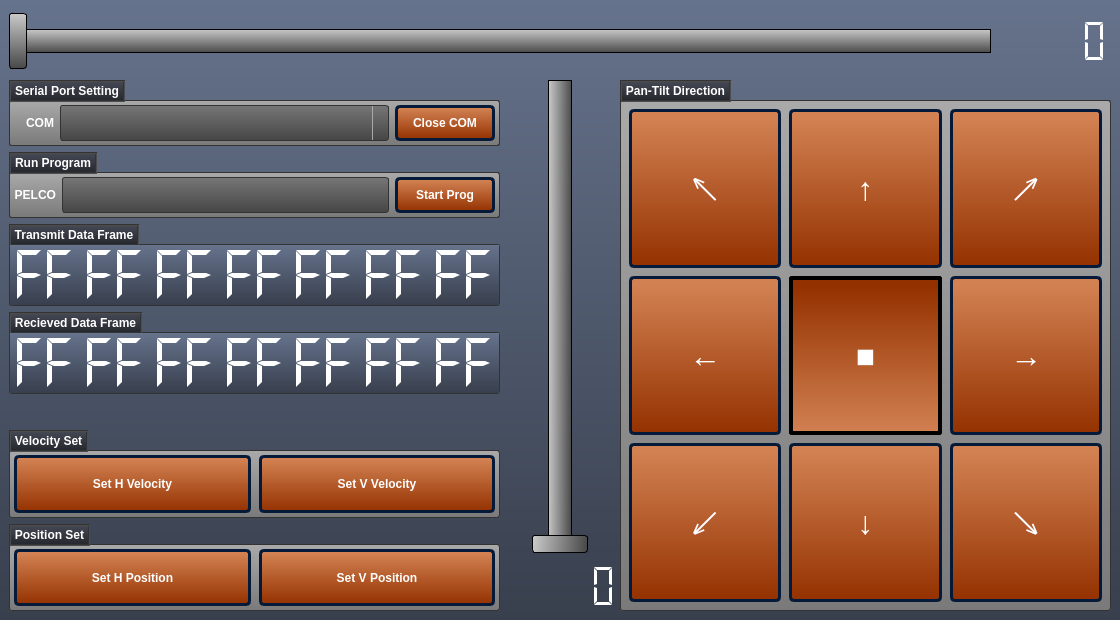
byteTravell3r/Pelco-D_Controller_Py, file PelcoController_Qt.ui: the form before one commit.
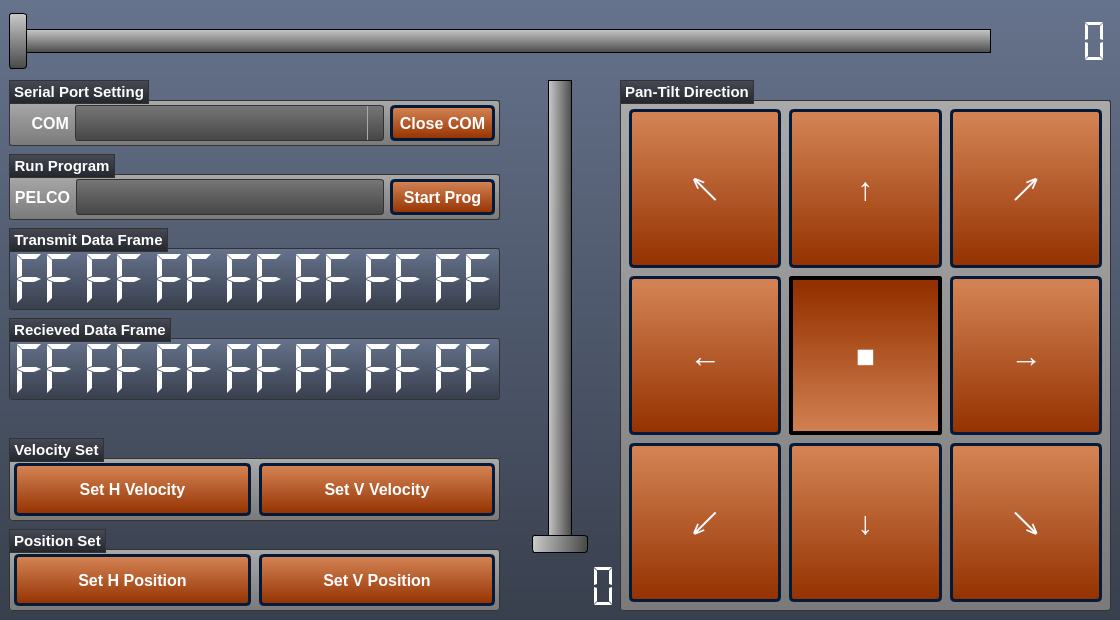
The form after the commit. Icons and pictures are not drawn.

```diff
--- a/PelcoController_Qt.ui
+++ b/PelcoController_Qt.ui
@@ -513,7 +513,7 @@
 {
     background-color: qlineargradient(spread:repeat, x1:1, y1:0, x2:1, y2:1, stop:0 rgba(71, 75, 87, 255),stop:1 rgba(35, 37, 43, 255));
     color: #ffffff;
-    border: 2px groove #333333;
+    border: 1px groove #333333;
     subcontrol-origin: margin;
     subcontrol-position: top left;
     padding: 2px;
@@ -1292,10 +1292,17 @@
       <item>
        <layout class="QVBoxLayout" name="verticalLayout_2">
         <property name="spacing">
-         <number>6</number>
+         <number>8</number>
         </property>
         <item>
          <widget class="QGroupBox" name="groupBox_3">
+          <property name="font">
+           <font>
+            <family>Tahoma</family>
+            <pointsize>11</pointsize>
+            <bold>true</bold>
+           </font>
+          </property>
           <property name="title">
            <string>Serial Port Setting</string>
           </property>
@@ -1325,10 +1332,17 @@
              </property>
              <property name="minimumSize">
               <size>
-               <width>40</width>
+               <width>55</width>
                <height>0</height>
               </size>
              </property>
+             <property name="font">
+              <font>
+               <family>Tahoma</family>
+               <pointsize>12</pointsize>
+               <bold>true</bold>
+              </font>
+             </property>
              <property name="text">
               <string>COM</string>
              </property>
@@ -1351,6 +1365,13 @@
                <height>36</height>
               </size>
              </property>
+             <property name="font">
+              <font>
+               <family>Tahoma</family>
+               <pointsize>12</pointsize>
+               <bold>true</bold>
+              </font>
+             </property>
              <property name="editable">
               <bool>true</bool>
              </property>
@@ -1360,10 +1381,17 @@
             <widget class="QPushButton" name="BTN_SET_COM">
              <property name="minimumSize">
               <size>
-               <width>100</width>
+               <width>105</width>
                <height>36</height>
               </size>
              </property>
+             <property name="font">
+              <font>
+               <family>Tahoma</family>
+               <pointsize>12</pointsize>
+               <bold>true</bold>
+              </font>
+             </property>
              <property name="text">
               <string>Close COM</string>
              </property>
@@ -1374,6 +1402,13 @@
         </item>
         <item>
          <widget class="QGroupBox" name="groupBox_7">
+          <property name="font">
+           <font>
+            <family>Tahoma</family>
+            <pointsize>11</pointsize>
+            <bold>true</bold>
+           </font>
+          </property>
           <property name="title">
            <string>Run Program</string>
           </property>
@@ -1400,10 +1435,17 @@
              </property>
              <property name="minimumSize">
               <size>
-               <width>40</width>
+               <width>55</width>
                <height>0</height>
               </size>
              </property>
+             <property name="font">
+              <font>
+               <family>Tahoma</family>
+               <pointsize>12</pointsize>
+               <bold>true</bold>
+              </font>
+             </property>
              <property name="text">
               <string>PELCO</string>
              </property>
@@ -1420,6 +1462,13 @@
                <height>36</height>
               </size>
              </property>
+             <property name="font">
+              <font>
+               <family>Tahoma</family>
+               <pointsize>12</pointsize>
+               <bold>true</bold>
+              </font>
+             </property>
              <property name="styleSheet">
               <string notr="true">QLineEdit
 {
@@ -1463,10 +1512,17 @@
             <widget class="QPushButton" name="BTN_SET_COM_2">
              <property name="minimumSize">
               <size>
-               <width>100</width>
+               <width>105</width>
                <height>36</height>
               </size>
              </property>
+             <property name="font">
+              <font>
+               <family>Tahoma</family>
+               <pointsize>12</pointsize>
+               <bold>true</bold>
+              </font>
+             </property>
              <property name="text">
               <string>Start Prog</string>
              </property>
@@ -1477,6 +1533,19 @@
         </item>
         <item>
          <widget class="QGroupBox" name="groupBox_2">
+          <property name="font">
+           <font>
+            <family>Tahoma</family>
+            <pointsize>11</pointsize>
+            <bold>true</bold>
+           </font>
+          </property>
+          <property name="styleSheet">
+           <string notr="true">QGroupBox 
+{
+	background-color: qlineargradient(spread:repeat, x1:1, y1:0, x2:1, y2:1, stop:0 rgba(102, 115, 140, 255),stop:1 rgba(56, 63, 77, 255));
+}</string>
+          </property>
           <property name="title">
            <string>Transmit Data Frame</string>
           </property>
@@ -1510,9 +1579,23 @@
                <height>60</height>
               </size>
              </property>
+             <property name="font">
+              <font>
+               <family>Tahoma</family>
+               <pointsize>12</pointsize>
+               <bold>false</bold>
+              </font>
+             </property>
              <property name="autoFillBackground">
               <bool>false</bool>
              </property>
+             <property name="styleSheet">
+              <string notr="true">QLCDNumber
+{
+	background-color: #00000000
+}
+</string>
+             </property>
              <property name="frameShape">
               <enum>QFrame::NoFrame</enum>
              </property>
@@ -1553,9 +1636,23 @@
                <height>60</height>
               </size>
              </property>
+             <property name="font">
+              <font>
+               <family>Tahoma</family>
+               <pointsize>12</pointsize>
+               <bold>false</bold>
+              </font>
+             </property>
              <property name="autoFillBackground">
               <bool>false</bool>
              </property>
+             <property name="styleSheet">
+              <string notr="true">QLCDNumber
+{
+	background-color: #00000000
+}
+</string>
+             </property>
              <property name="frameShape">
               <enum>QFrame::NoFrame</enum>
              </property>
@@ -1596,9 +1693,23 @@
                <height>60</height>
               </size>
              </property>
+             <property name="font">
+              <font>
+               <family>Tahoma</family>
+               <pointsize>12</pointsize>
+               <bold>false</bold>
+              </font>
+             </property>
              <property name="autoFillBackground">
               <bool>false</bool>
              </property>
+             <property name="styleSheet">
+              <string notr="true">QLCDNumber
+{
+	background-color: #00000000
+}
+</string>
+             </property>
              <property name="frameShape">
               <enum>QFrame::NoFrame</enum>
              </property>
@@ -1639,9 +1750,23 @@
                <height>60</height>
               </size>
              </property>
+             <property name="font">
+              <font>
+               <family>Tahoma</family>
+               <pointsize>12</pointsize>
+               <bold>false</bold>
+              </font>
+             </property>
              <property name="autoFillBackground">
               <bool>false</bool>
              </property>
+             <property name="styleSheet">
+              <string notr="true">QLCDNumber
+{
+	background-color: #00000000
+}
+</string>
+             </property>
              <property name="frameShape">
               <enum>QFrame::NoFrame</enum>
              </property>
@@ -1682,9 +1807,23 @@
                <height>60</height>
               </size>
              </property>
+             <property name="font">
+              <font>
+               <family>Tahoma</family>
+               <pointsize>12</pointsize>
+               <bold>false</bold>
+              </font>
+             </property>
              <property name="autoFillBackground">
               <bool>false</bool>
              </property>
+             <property name="styleSheet">
+              <string notr="true">QLCDNumber
+{
+	background-color: #00000000
+}
+</string>
+             </property>
              <property name="frameShape">
               <enum>QFrame::NoFrame</enum>
              </property>
@@ -1728,9 +1867,23 @@
                <height>60</height>
               </size>
              </property>
+             <property name="font">
+              <font>
+               <family>Tahoma</family>
+               <pointsize>12</pointsize>
+               <bold>false</bold>
+              </font>
+             </property>
              <property name="autoFillBackground">
               <bool>false</bool>
              </property>
+             <property name="styleSheet">
+              <string notr="true">QLCDNumber
+{
+	background-color: #00000000
+}
+</string>
+             </property>
              <property name="frameShape">
               <enum>QFrame::NoFrame</enum>
              </property>
@@ -1771,9 +1924,23 @@
                <height>60</height>
               </size>
              </property>
+             <property name="font">
+              <font>
+               <family>Tahoma</family>
+               <pointsize>12</pointsize>
+               <bold>false</bold>
+              </font>
+             </property>
              <property name="autoFillBackground">
               <bool>false</bool>
              </property>
+             <property name="styleSheet">
+              <string notr="true">QLCDNumber
+{
+	background-color: #00000000
+}
+</string>
+             </property>
              <property name="frameShape">
               <enum>QFrame::NoFrame</enum>
              </property>
@@ -1805,9 +1972,22 @@
         </item>
         <item>
          <widget class="QGroupBox" name="groupBox_4">
+          <property name="font">
+           <font>
+            <family>Tahoma</family>
+            <pointsize>11</pointsize>
+            <bold>true</bold>
+           </font>
+          </property>
           <property name="autoFillBackground">
            <bool>false</bool>
           </property>
+          <property name="styleSheet">
+           <string notr="true">QGroupBox 
+{
+	background-color: qlineargradient(spread:repeat, x1:1, y1:0, x2:1, y2:1, stop:0 rgba(102, 115, 140, 255),stop:1 rgba(56, 63, 77, 255));
+}</string>
+          </property>
           <property name="title">
            <string>Recieved Data Frame</string>
           </property>
@@ -1841,8 +2021,22 @@
                <height>60</height>
               </size>
              </property>
+             <property name="font">
+              <font>
+               <family>Tahoma</family>
+               <pointsize>12</pointsize>
+               <bold>false</bold>
+              </font>
+             </property>
              <property name="autoFillBackground">
-              <bool>true</bool>
+              <bool>false</bool>
+             </property>
+             <property name="styleSheet">
+              <string notr="true">QLCDNumber
+{
+	background-color: #00000000
+}
+</string>
              </property>
              <property name="frameShape">
               <enum>QFrame::NoFrame</enum>
@@ -1884,8 +2078,22 @@
                <height>60</height>
               </size>
              </property>
+             <property name="font">
+              <font>
+               <family>Tahoma</family>
+               <pointsize>12</pointsize>
+               <bold>false</bold>
+              </font>
+             </property>
              <property name="autoFillBackground">
-              <bool>true</bool>
+              <bool>false</bool>
+             </property>
+             <property name="styleSheet">
+              <string notr="true">QLCDNumber
+{
+	background-color: #00000000
+}
+</string>
              </property>
              <property name="frameShape">
               <enum>QFrame::NoFrame</enum>
@@ -1927,8 +2135,22 @@
                <height>60</height>
               </size>
              </property>
+             <property name="font">
+              <font>
+               <family>Tahoma</family>
+               <pointsize>12</pointsize>
+               <bold>false</bold>
+              </font>
+             </property>
              <property name="autoFillBackground">
-              <bool>true</bool>
+              <bool>false</bool>
+             </property>
+             <property name="styleSheet">
+              <string notr="true">QLCDNumber
+{
+	background-color: #00000000
+}
+</string>
              </property>
              <property name="frameShape">
               <enum>QFrame::NoFrame</enum>
@@ -1970,8 +2192,22 @@
                <height>60</height>
               </size>
              </property>
+             <property name="font">
+              <font>
+               <family>Tahoma</family>
+               <pointsize>12</pointsize>
+               <bold>false</bold>
+              </font>
+             </property>
              <property name="autoFillBackground">
-              <bool>true</bool>
+              <bool>false</bool>
+             </property>
+             <property name="styleSheet">
+              <string notr="true">QLCDNumber
+{
+	background-color: #00000000
+}
+</string>
              </property>
              <property name="frameShape">
               <enum>QFrame::NoFrame</enum>
@@ -2013,8 +2249,22 @@
                <height>60</height>
               </size>
              </property>
+             <property name="font">
+              <font>
+               <family>Tahoma</family>
+               <pointsize>12</pointsize>
+               <bold>false</bold>
+              </font>
+             </property>
              <property name="autoFillBackground">
-              <bool>true</bool>
+              <bool>false</bool>
+             </property>
+             <property name="styleSheet">
+              <string notr="true">QLCDNumber
+{
+	background-color: #00000000
+}
+</string>
              </property>
              <property name="frameShape">
               <enum>QFrame::NoFrame</enum>
@@ -2059,8 +2309,22 @@
                <height>60</height>
               </size>
              </property>
+             <property name="font">
+              <font>
+               <family>Tahoma</family>
+               <pointsize>12</pointsize>
+               <bold>false</bold>
+              </font>
+             </property>
              <property name="autoFillBackground">
-              <bool>true</bool>
+              <bool>false</bool>
+             </property>
+             <property name="styleSheet">
+              <string notr="true">QLCDNumber
+{
+	background-color: #00000000
+}
+</string>
              </property>
              <property name="frameShape">
               <enum>QFrame::NoFrame</enum>
@@ -2102,8 +2366,22 @@
                <height>60</height>
               </size>
              </property>
+             <property name="font">
+              <font>
+               <family>Tahoma</family>
+               <pointsize>12</pointsize>
+               <bold>false</bold>
+              </font>
+             </property>
              <property name="autoFillBackground">
-              <bool>true</bool>
+              <bool>false</bool>
+             </property>
+             <property name="styleSheet">
+              <string notr="true">QLCDNumber
+{
+	background-color: #00000000
+}
+</string>
              </property>
              <property name="frameShape">
               <enum>QFrame::NoFrame</enum>
@@ -2136,6 +2414,13 @@
         </item>
         <item>
          <spacer name="verticalSpacer">
+          <property name="font">
+           <font>
+            <family>Tahoma</family>
+            <pointsize>12</pointsize>
+            <bold>false</bold>
+           </font>
+          </property>
           <property name="orientation">
            <enum>Qt::Vertical</enum>
           </property>
@@ -2152,6 +2437,13 @@
         </item>
         <item>
          <widget class="QGroupBox" name="groupBox_6">
+          <property name="font">
+           <font>
+            <family>Tahoma</family>
+            <pointsize>11</pointsize>
+            <bold>true</bold>
+           </font>
+          </property>
           <property name="title">
            <string>Velocity Set</string>
           </property>
@@ -2179,6 +2471,13 @@
                <verstretch>0</verstretch>
               </sizepolicy>
              </property>
+             <property name="font">
+              <font>
+               <family>Tahoma</family>
+               <pointsize>12</pointsize>
+               <bold>true</bold>
+              </font>
+             </property>
              <property name="text">
               <string>Set H Velocity</string>
              </property>
@@ -2192,6 +2491,13 @@
                <verstretch>0</verstretch>
               </sizepolicy>
              </property>
+             <property name="font">
+              <font>
+               <family>Tahoma</family>
+               <pointsize>12</pointsize>
+               <bold>true</bold>
+              </font>
+             </property>
              <property name="text">
               <string>Set V Velocity</string>
              </property>
@@ -2202,6 +2508,13 @@
         </item>
         <item>
          <widget class="QGroupBox" name="groupBox_5">
+          <property name="font">
+           <font>
+            <family>Tahoma</family>
+            <pointsize>11</pointsize>
+            <bold>true</bold>
+           </font>
+          </property>
           <property name="title">
            <string>Position Set</string>
           </property>
@@ -2229,6 +2542,13 @@
                <verstretch>0</verstretch>
               </sizepolicy>
              </property>
+             <property name="font">
+              <font>
+               <family>Tahoma</family>
+               <pointsize>12</pointsize>
+               <bold>true</bold>
+              </font>
+             </property>
              <property name="text">
               <string>Set H Position</string>
              </property>
@@ -2242,6 +2562,13 @@
                <verstretch>0</verstretch>
               </sizepolicy>
              </property>
+             <property name="font">
+              <font>
+               <family>Tahoma</family>
+               <pointsize>12</pointsize>
+               <bold>true</bold>
+              </font>
+             </property>
              <property name="text">
               <string>Set V Position</string>
              </property>
@@ -2355,9 +2682,22 @@
           <height>0</height>
          </size>
         </property>
+        <property name="font">
+         <font>
+          <family>Tahoma</family>
+          <pointsize>11</pointsize>
+          <bold>true</bold>
+         </font>
+        </property>
         <property name="layoutDirection">
          <enum>Qt::LeftToRight</enum>
         </property>
+        <property name="autoFillBackground">
+         <bool>false</bool>
+        </property>
+        <property name="styleSheet">
+         <string notr="true"/>
+        </property>
         <property name="title">
          <string>Pan-Tilt Direction</string>
         </property>
```
Left out of the diff: 26 changed lines with no effect on the pictures.
